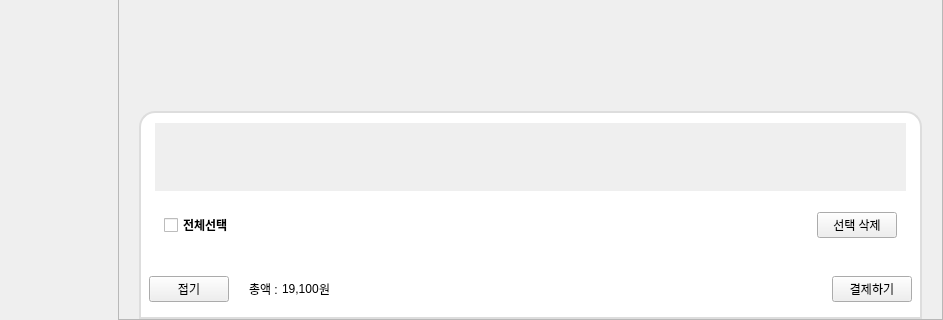
First picture: the form in shopee_ros2/src/shopee_app/shopee_app/ui/layout_user.ui, repository addinedu-roscamp-7th/roscamp-repo-1, before the edit; both pictures show x 82 to 1025 and y 392 to 712 of the 1025 by 712 pixel window.
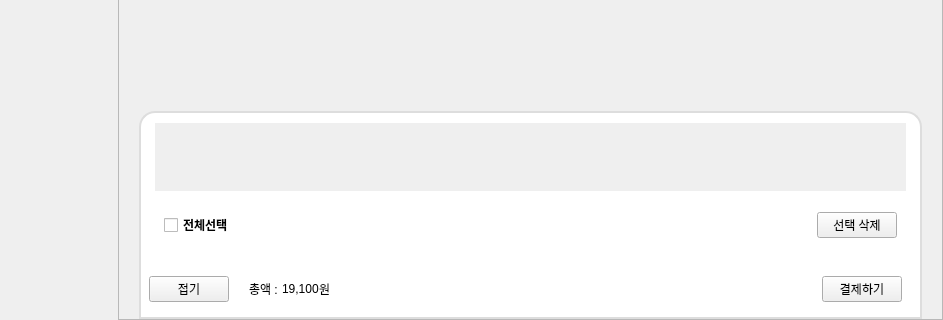
Second picture: the form after the edit. Icons and pictures are not drawn.

Diff of the .ui file:
```diff
--- a/shopee_ros2/src/shopee_app/shopee_app/ui/layout_user.ui
+++ b/shopee_ros2/src/shopee_app/shopee_app/ui/layout_user.ui
@@ -1017,7 +1017,7 @@
                     <number>0</number>
                    </property>
                    <property name="rightMargin">
-                    <number>10</number>
+                    <number>20</number>
                    </property>
                    <property name="bottomMargin">
                     <number>0</number>
```
Left out of the diff: 2 changed lines with no effect on the pictures.
